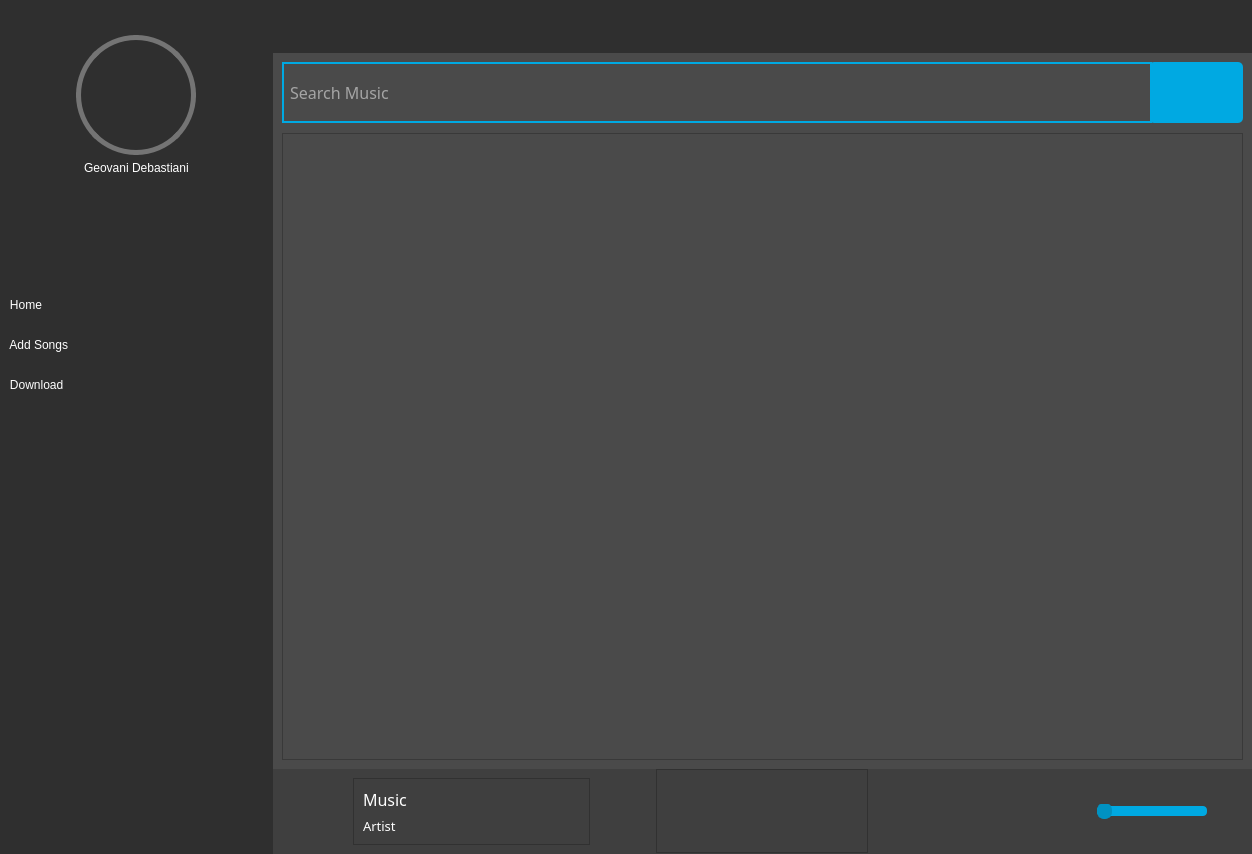
Before: the Qt Designer form View/UI/Interface.ui in GeovaniTech/ListenNow_V2, drawn with Qt 5.
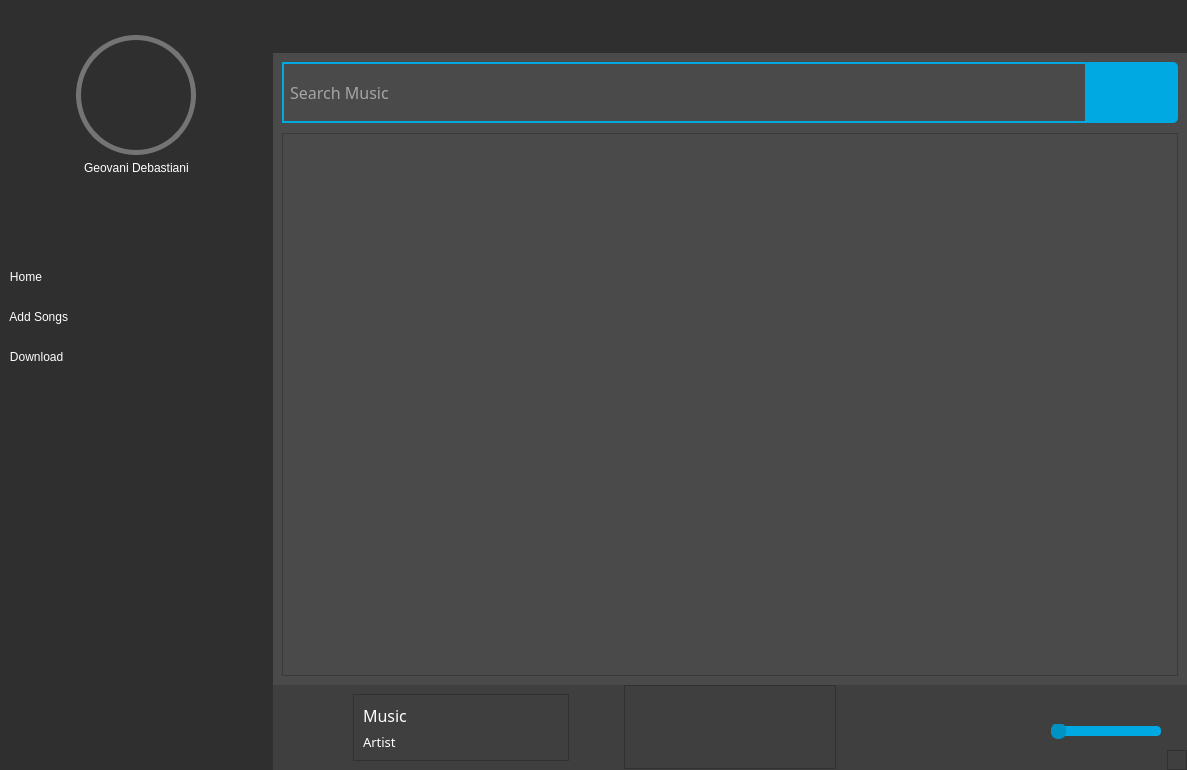
After: the same form once the commit is applied. Icons and pictures are not drawn.

Commit message: Changing design, adding shuffle and grip function

What changed in the file:
```diff
--- a/View/UI/Interface.ui
+++ b/View/UI/Interface.ui
@@ -6,8 +6,8 @@
    <rect>
     <x>0</x>
     <y>0</y>
-    <width>1252</width>
-    <height>854</height>
+    <width>1187</width>
+    <height>770</height>
    </rect>
   </property>
   <property name="windowTitle">
@@ -1124,6 +1124,9 @@
                   <property name="scaledContents">
                    <bool>false</bool>
                   </property>
+                  <property name="wordWrap">
+                   <bool>true</bool>
+                  </property>
                   <property name="textInteractionFlags">
                    <set>Qt::NoTextInteraction</set>
                   </property>
@@ -1281,12 +1284,42 @@
              <enum>QFrame::Raised</enum>
             </property>
             <layout class="QHBoxLayout" name="horizontalLayout_7">
-             <property name="spacing">
-              <number>9</number>
-             </property>
              <property name="rightMargin">
-              <number>45</number>
+              <number>0</number>
              </property>
+             <property name="bottomMargin">
+              <number>0</number>
+             </property>
+             <item>
+              <widget class="QPushButton" name="pushButton">
+               <property name="minimumSize">
+                <size>
+                 <width>25</width>
+                 <height>25</height>
+                </size>
+               </property>
+               <property name="maximumSize">
+                <size>
+                 <width>25</width>
+                 <height>25</height>
+                </size>
+               </property>
+               <property name="styleSheet">
+                <string notr="true">QPushButton {
+	background-image: url(:/icons/imagens/aleatorio_25x25.png);
+	border: 0px;
+}
+
+QPushButton:hover {
+	background-image: url(:/icons/imagens/aleatorio_25x2_br.png);
+}
+</string>
+               </property>
+               <property name="text">
+                <string/>
+               </property>
+              </widget>
+             </item>
              <item>
               <widget class="QPushButton" name="btn_sound">
                <property name="minimumSize">
@@ -1354,6 +1387,31 @@
                </property>
               </widget>
              </item>
+             <item alignment="Qt::AlignBottom">
+              <widget class="QFrame" name="frame_grip">
+               <property name="minimumSize">
+                <size>
+                 <width>20</width>
+                 <height>20</height>
+                </size>
+               </property>
+               <property name="maximumSize">
+                <size>
+                 <width>20</width>
+                 <height>20</height>
+                </size>
+               </property>
+               <property name="styleSheet">
+                <string notr="true"/>
+               </property>
+               <property name="frameShape">
+                <enum>QFrame::StyledPanel</enum>
+               </property>
+               <property name="frameShadow">
+                <enum>QFrame::Raised</enum>
+               </property>
+              </widget>
+             </item>
             </layout>
            </widget>
           </item>
```
The commit also changes 9 other files.
